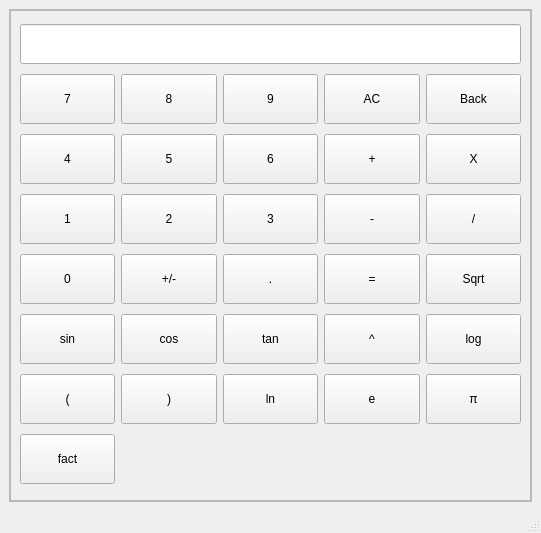
This is calculator.ui in taapas1128/Calculator_pyqt as Qt 5 draws it before an edit. The edited form follows.
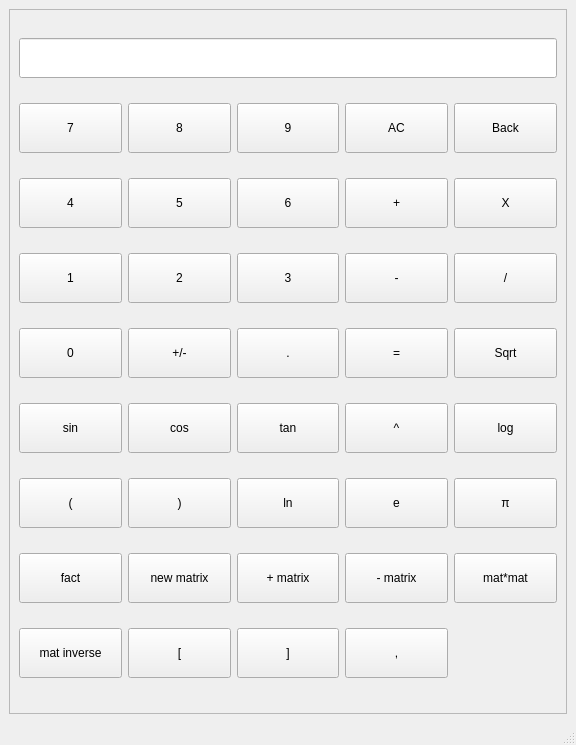
This is the edited form.

Commit message: Added Matrix functionality like inverse, multiplication, addition, subtraction Added a bat file to automate ui to py conversion Added a help file for new features updated README.md file

Diff of the .ui file:
```diff
--- a/calculator.ui
+++ b/calculator.ui
@@ -6,42 +6,27 @@
    <rect>
     <x>0</x>
     <y>0</y>
-    <width>541</width>
-    <height>533</height>
+    <width>576</width>
+    <height>745</height>
    </rect>
   </property>
   <property name="minimumSize">
    <size>
-    <width>541</width>
-    <height>533</height>
+    <width>576</width>
+    <height>745</height>
    </size>
   </property>
   <property name="maximumSize">
    <size>
-    <width>541</width>
-    <height>533</height>
+    <width>576</width>
+    <height>745</height>
    </size>
   </property>
   <property name="windowTitle">
    <string>MainWindow</string>
   </property>
   <widget class="QWidget" name="centralwidget">
-   <layout class="QGridLayout" name="gridLayout_2">
-    <item row="0" column="0">
-     <widget class="QFrame" name="frame">
-      <property name="frameShape">
-       <enum>QFrame::StyledPanel</enum>
-      </property>
-      <property name="frameShadow">
-       <enum>QFrame::Raised</enum>
-      </property>
       <layout class="QGridLayout" name="gridLayout">
-       <property name="margin">
-        <number>0</number>
-       </property>
-       <property name="spacing">
-        <number>0</number>
-       </property>
        <item row="0" column="0">
         <widget class="QFrame" name="frame_2">
          <property name="minimumSize">
@@ -56,59 +41,7 @@
          <property name="frameShadow">
           <enum>QFrame::Raised</enum>
          </property>
-         <layout class="QGridLayout" name="gridLayout_3">
-          <item row="1" column="3">
-           <widget class="QPushButton" name="clear">
-            <property name="minimumSize">
-             <size>
-              <width>0</width>
-              <height>50</height>
-             </size>
-            </property>
-            <property name="text">
-             <string>AC</string>
-            </property>
-           </widget>
-          </item>
-          <item row="1" column="4">
-           <widget class="QPushButton" name="back">
-            <property name="minimumSize">
-             <size>
-              <width>0</width>
-              <height>50</height>
-             </size>
-            </property>
-            <property name="text">
-             <string>Back</string>
-            </property>
-           </widget>
-          </item>
-          <item row="2" column="0">
-           <widget class="QPushButton" name="b4">
-            <property name="minimumSize">
-             <size>
-              <width>0</width>
-              <height>50</height>
-             </size>
-            </property>
-            <property name="text">
-             <string>4</string>
-            </property>
-           </widget>
-          </item>
-          <item row="1" column="1">
-           <widget class="QPushButton" name="b8">
-            <property name="minimumSize">
-             <size>
-              <width>0</width>
-              <height>50</height>
-             </size>
-            </property>
-            <property name="text">
-             <string>8</string>
-            </property>
-           </widget>
-          </item>
+      <layout class="QGridLayout" name="gridLayout_2">
           <item row="0" column="0" colspan="5">
            <widget class="QLineEdit" name="display">
             <property name="minimumSize">
@@ -132,6 +65,19 @@
             </property>
            </widget>
           </item>
+       <item row="1" column="1">
+        <widget class="QPushButton" name="b8">
+         <property name="minimumSize">
+          <size>
+           <width>0</width>
+           <height>50</height>
+          </size>
+         </property>
+         <property name="text">
+          <string>8</string>
+         </property>
+        </widget>
+       </item>
           <item row="1" column="2">
            <widget class="QPushButton" name="b9">
             <property name="minimumSize">
@@ -145,8 +91,8 @@
             </property>
            </widget>
           </item>
-          <item row="5" column="1">
-           <widget class="QPushButton" name="cos">
+       <item row="1" column="3">
+        <widget class="QPushButton" name="clear">
             <property name="minimumSize">
              <size>
               <width>0</width>
@@ -154,12 +100,12 @@
              </size>
             </property>
             <property name="text">
-             <string>cos</string>
+          <string>AC</string>
             </property>
            </widget>
           </item>
-          <item row="5" column="2">
-           <widget class="QPushButton" name="tan">
+       <item row="1" column="4">
+        <widget class="QPushButton" name="back">
             <property name="minimumSize">
              <size>
               <width>0</width>
@@ -167,7 +113,111 @@
              </size>
             </property>
             <property name="text">
-             <string>tan</string>
+          <string>Back</string>
+         </property>
+        </widget>
+       </item>
+       <item row="2" column="0">
+        <widget class="QPushButton" name="b4">
+         <property name="minimumSize">
+          <size>
+           <width>0</width>
+           <height>50</height>
+          </size>
+         </property>
+         <property name="text">
+          <string>4</string>
+         </property>
+        </widget>
+       </item>
+       <item row="2" column="1">
+        <widget class="QPushButton" name="b5">
+         <property name="minimumSize">
+          <size>
+           <width>0</width>
+           <height>50</height>
+          </size>
+         </property>
+         <property name="text">
+          <string>5</string>
+         </property>
+        </widget>
+       </item>
+       <item row="2" column="2">
+        <widget class="QPushButton" name="b6">
+         <property name="minimumSize">
+          <size>
+           <width>0</width>
+           <height>50</height>
+          </size>
+         </property>
+         <property name="text">
+          <string>6</string>
+         </property>
+        </widget>
+       </item>
+       <item row="2" column="3">
+        <widget class="QPushButton" name="add">
+         <property name="minimumSize">
+          <size>
+           <width>0</width>
+           <height>50</height>
+          </size>
+         </property>
+         <property name="text">
+          <string>+</string>
+         </property>
+        </widget>
+       </item>
+       <item row="2" column="4">
+        <widget class="QPushButton" name="multiply">
+         <property name="minimumSize">
+          <size>
+           <width>0</width>
+           <height>50</height>
+          </size>
+         </property>
+         <property name="text">
+          <string>X</string>
+         </property>
+        </widget>
+       </item>
+       <item row="3" column="0">
+        <widget class="QPushButton" name="b1">
+         <property name="minimumSize">
+          <size>
+           <width>0</width>
+           <height>50</height>
+          </size>
+         </property>
+         <property name="text">
+          <string>1</string>
+         </property>
+        </widget>
+       </item>
+       <item row="3" column="1">
+        <widget class="QPushButton" name="b2">
+         <property name="minimumSize">
+          <size>
+           <width>0</width>
+           <height>50</height>
+          </size>
+         </property>
+         <property name="text">
+          <string>2</string>
+         </property>
+        </widget>
+       </item>
+       <item row="3" column="2">
+        <widget class="QPushButton" name="b3">
+         <property name="minimumSize">
+          <size>
+           <width>0</width>
+           <height>50</height>
+          </size>
+         </property>
+         <property name="text">
+          <string>3</string>
             </property>
            </widget>
           </item>
@@ -184,6 +234,19 @@
             </property>
            </widget>
           </item>
+       <item row="3" column="4">
+        <widget class="QPushButton" name="divide">
+         <property name="minimumSize">
+          <size>
+           <width>0</width>
+           <height>50</height>
+          </size>
+         </property>
+         <property name="text">
+          <string>/</string>
+         </property>
+        </widget>
+       </item>
           <item row="4" column="0">
            <widget class="QPushButton" name="b0">
             <property name="minimumSize">
@@ -197,6 +260,32 @@
             </property>
            </widget>
           </item>
+       <item row="4" column="1">
+        <widget class="QPushButton" name="plus_minus">
+         <property name="minimumSize">
+          <size>
+           <width>0</width>
+           <height>50</height>
+          </size>
+         </property>
+         <property name="text">
+          <string>+/-</string>
+         </property>
+        </widget>
+       </item>
+       <item row="4" column="2">
+        <widget class="QPushButton" name="decimal">
+         <property name="minimumSize">
+          <size>
+           <width>0</width>
+           <height>50</height>
+          </size>
+         </property>
+         <property name="text">
+          <string>.</string>
+         </property>
+        </widget>
+       </item>
           <item row="4" column="3">
            <widget class="QPushButton" name="equal">
             <property name="minimumSize">
@@ -210,6 +299,19 @@
             </property>
            </widget>
           </item>
+       <item row="4" column="4">
+        <widget class="QPushButton" name="sq_root">
+         <property name="minimumSize">
+          <size>
+           <width>0</width>
+           <height>50</height>
+          </size>
+         </property>
+         <property name="text">
+          <string>Sqrt</string>
+         </property>
+        </widget>
+       </item>
           <item row="5" column="0">
            <widget class="QPushButton" name="sin">
             <property name="minimumSize">
@@ -223,8 +325,8 @@
             </property>
            </widget>
           </item>
-          <item row="2" column="4">
-           <widget class="QPushButton" name="multiply">
+       <item row="5" column="1">
+        <widget class="QPushButton" name="cos">
             <property name="minimumSize">
              <size>
               <width>0</width>
@@ -232,7 +334,20 @@
              </size>
             </property>
             <property name="text">
-             <string>X</string>
+          <string>cos</string>
+         </property>
+        </widget>
+       </item>
+       <item row="5" column="2">
+        <widget class="QPushButton" name="tan">
+         <property name="minimumSize">
+          <size>
+           <width>0</width>
+           <height>50</height>
+          </size>
+         </property>
+         <property name="text">
+          <string>tan</string>
             </property>
            </widget>
           </item>
@@ -249,45 +364,6 @@
             </property>
            </widget>
           </item>
-          <item row="3" column="1">
-           <widget class="QPushButton" name="b2">
-            <property name="minimumSize">
-             <size>
-              <width>0</width>
-              <height>50</height>
-             </size>
-            </property>
-            <property name="text">
-             <string>2</string>
-            </property>
-           </widget>
-          </item>
-          <item row="3" column="4">
-           <widget class="QPushButton" name="divide">
-            <property name="minimumSize">
-             <size>
-              <width>0</width>
-              <height>50</height>
-             </size>
-            </property>
-            <property name="text">
-             <string>/</string>
-            </property>
-           </widget>
-          </item>
-          <item row="4" column="1">
-           <widget class="QPushButton" name="plus_minus">
-            <property name="minimumSize">
-             <size>
-              <width>0</width>
-              <height>50</height>
-             </size>
-            </property>
-            <property name="text">
-             <string>+/-</string>
-            </property>
-           </widget>
-          </item>
           <item row="5" column="4">
            <widget class="QPushButton" name="log">
             <property name="minimumSize">
@@ -379,8 +455,8 @@
             </property>
            </widget>
           </item>
-          <item row="2" column="1">
-           <widget class="QPushButton" name="b5">
+       <item row="7" column="1">
+        <widget class="QPushButton" name="newmat">
             <property name="minimumSize">
              <size>
               <width>0</width>
@@ -388,12 +464,12 @@
              </size>
             </property>
             <property name="text">
-             <string>5</string>
+          <string>new matrix</string>
             </property>
            </widget>
           </item>
-          <item row="2" column="2">
-           <widget class="QPushButton" name="b6">
+       <item row="7" column="2">
+        <widget class="QPushButton" name="addmat">
             <property name="minimumSize">
              <size>
               <width>0</width>
@@ -401,12 +477,12 @@
              </size>
             </property>
             <property name="text">
-             <string>6</string>
+          <string>+ matrix</string>
             </property>
            </widget>
           </item>
-          <item row="3" column="0">
-           <widget class="QPushButton" name="b1">
+       <item row="7" column="3">
+        <widget class="QPushButton" name="subr_mat">
             <property name="minimumSize">
              <size>
               <width>0</width>
@@ -414,12 +490,12 @@
              </size>
             </property>
             <property name="text">
-             <string>1</string>
+          <string>- matrix</string>
             </property>
            </widget>
           </item>
-          <item row="3" column="2">
-           <widget class="QPushButton" name="b3">
+       <item row="7" column="4">
+        <widget class="QPushButton" name="mat_mult">
             <property name="minimumSize">
              <size>
               <width>0</width>
@@ -427,12 +503,12 @@
              </size>
             </property>
             <property name="text">
-             <string>3</string>
+          <string>mat*mat</string>
             </property>
            </widget>
           </item>
-          <item row="2" column="3">
-           <widget class="QPushButton" name="add">
+       <item row="8" column="0">
+        <widget class="QPushButton" name="matinv">
             <property name="minimumSize">
              <size>
               <width>0</width>
@@ -440,12 +516,12 @@
              </size>
             </property>
             <property name="text">
-             <string>+</string>
+          <string>mat inverse</string>
             </property>
            </widget>
           </item>
-          <item row="4" column="4">
-           <widget class="QPushButton" name="sq_root">
+       <item row="8" column="1">
+        <widget class="QPushButton" name="sqop">
             <property name="minimumSize">
              <size>
               <width>0</width>
@@ -453,12 +529,12 @@
              </size>
             </property>
             <property name="text">
-             <string>Sqrt</string>
+          <string>[</string>
             </property>
            </widget>
           </item>
-          <item row="4" column="2">
-           <widget class="QPushButton" name="decimal">
+       <item row="8" column="2">
+        <widget class="QPushButton" name="sqcl">
             <property name="minimumSize">
              <size>
               <width>0</width>
@@ -466,11 +542,21 @@
              </size>
             </property>
             <property name="text">
-             <string>.</string>
+          <string>]</string>
             </property>
            </widget>
           </item>
-         </layout>
+       <item row="8" column="3">
+        <widget class="QPushButton" name="cm">
+         <property name="minimumSize">
+          <size>
+           <width>0</width>
+           <height>50</height>
+          </size>
+         </property>
+         <property name="text">
+          <string>,</string>
+         </property>
         </widget>
        </item>
       </layout>
```
Left out of the diff: 2 changed lines with no effect on the pictures. Lines whose indentation alone changed are shown as unchanged. The commit also changes 6 other files.
